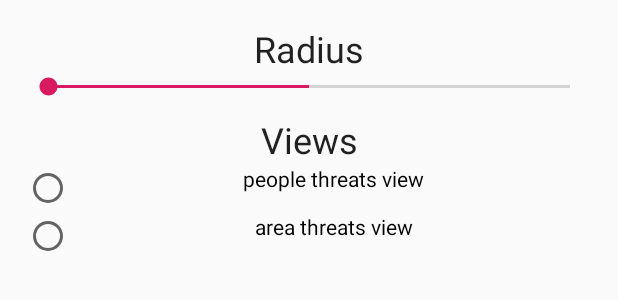
After one commit to kingtvarshin/Covid19_hackacrisisapp, an Android app: the layout filter_dialog.xml on its own in the app's theme, with its tools: preview values and no code run, on a phone screen of 412 x 824 dp. The commit adds this screen. Shown: the top 300 px of the screen. Run offline under Robolectric (Android 15) with nearby library versions, the phone set to English and light mode, and no system bars.

Commit message:
filter button in progress

```diff
--- a/app/build.gradle
+++ b/app/build.gradle
@@ -10,6 +10,7 @@ android {
         targetSdkVersion 29
         versionCode 1
         versionName "1.0"
+        multiDexEnabled true
         testInstrumentationRunner "androidx.test.runner.AndroidJUnitRunner"
     }
     buildTypes {
@@ -35,4 +36,5 @@ dependencies {
     testImplementation 'junit:junit:4.12'
     androidTestImplementation 'androidx.test:runner:1.1.1'
     androidTestImplementation 'androidx.test.espresso:espresso-core:3.1.1'
+    implementation 'com.google.android.gms:play-services-maps:17.0.0'
 }
--- /dev/null
+++ b/app/src/main/res/layout/filter_dialog.xml
@@ -0,0 +1,44 @@
+<?xml version="1.0" encoding="utf-8"?>
+<LinearLayout android:layout_width="match_parent"
+    android:layout_height="wrap_content"
+    android:orientation="vertical"
+    android:padding="16dp"
+    xmlns:android="http://schemas.android.com/apk/res/android">
+        <TextView
+            android:layout_width="match_parent"
+            android:layout_height="wrap_content"
+            android:text="Radius"
+            android:textAlignment="center"
+            android:textAppearance="@style/TextAppearance.AppCompat.Headline"
+            android:gravity="center_horizontal" />
+
+        <SeekBar
+            android:id="@+id/radiusbar"
+            android:layout_width="match_parent"
+            android:layout_height="wrap_content"
+            android:indeterminate="true"
+            android:max="10"
+            android:progress="5" />
+
+        <TextView
+            android:layout_width="match_parent"
+            android:layout_height="wrap_content"
+            android:layout_marginTop="10dp"
+            android:text="Views"
+            android:textAlignment="center"
+            android:textAppearance="@style/TextAppearance.AppCompat.Headline"
+            android:gravity="center_horizontal" />
+
+        <RadioButton android:id="@+id/v1"
+            android:layout_width="match_parent"
+            android:layout_height="wrap_content"
+            android:text="people threats view"
+            android:onClick="onRadioButtonClicked"
+            android:gravity="center_horizontal"/>
+        <RadioButton android:id="@+id/v2"
+            android:layout_width="match_parent"
+            android:layout_height="wrap_content"
+            android:text="area threats view"
+            android:onClick="onRadioButtonClicked"
+            android:gravity="center_horizontal"/>
+    </LinearLayout>
--- a/app/src/main/res/values/strings.xml
+++ b/app/src/main/res/values/strings.xml
@@ -4,7 +4,9 @@
     <string name="title_home">Grade</string>
     <string name="title_map">Map</string>
     <string name="title_shops">Shops</string>
-
+    <string name="google_maps_key">AIzaSyAIXasJn1J6rywiQsdoyzBZhVaaNcioN04</string>
+    <string name="ok">ok</string>
+    <string name="cancel">cancel</string>
     <!-- TODO: Remove or change this placeholder text -->
     <string name="hello_blank_fragment">Hello blank fragment</string>
 </resources>
```
Also changed, not shown: app/src/main/AndroidManifest.xml (+17 -0 lines), app/src/main/java/com/example/covid19tracker/ui/FilterDialog.java (added, +39 -0 lines), app/src/main/java/com/example/covid19tracker/ui/map/MapFragment.java (+87 -13 lines), app/src/main/res/layout/fragment_map.xml (+14 -11 lines).
